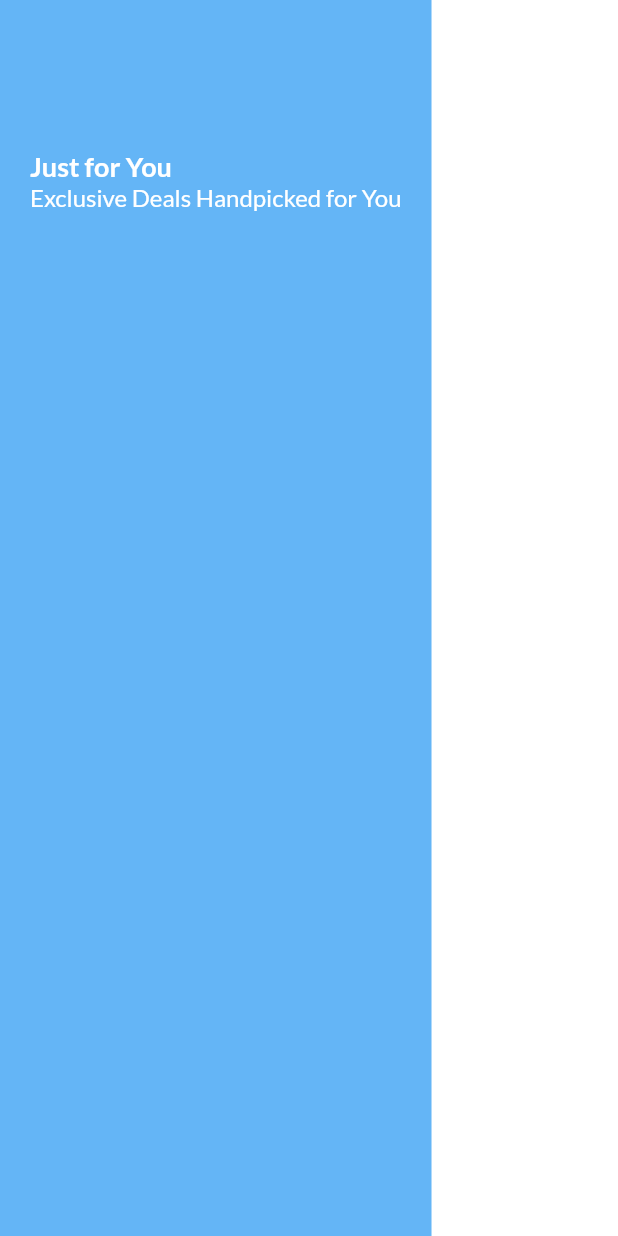
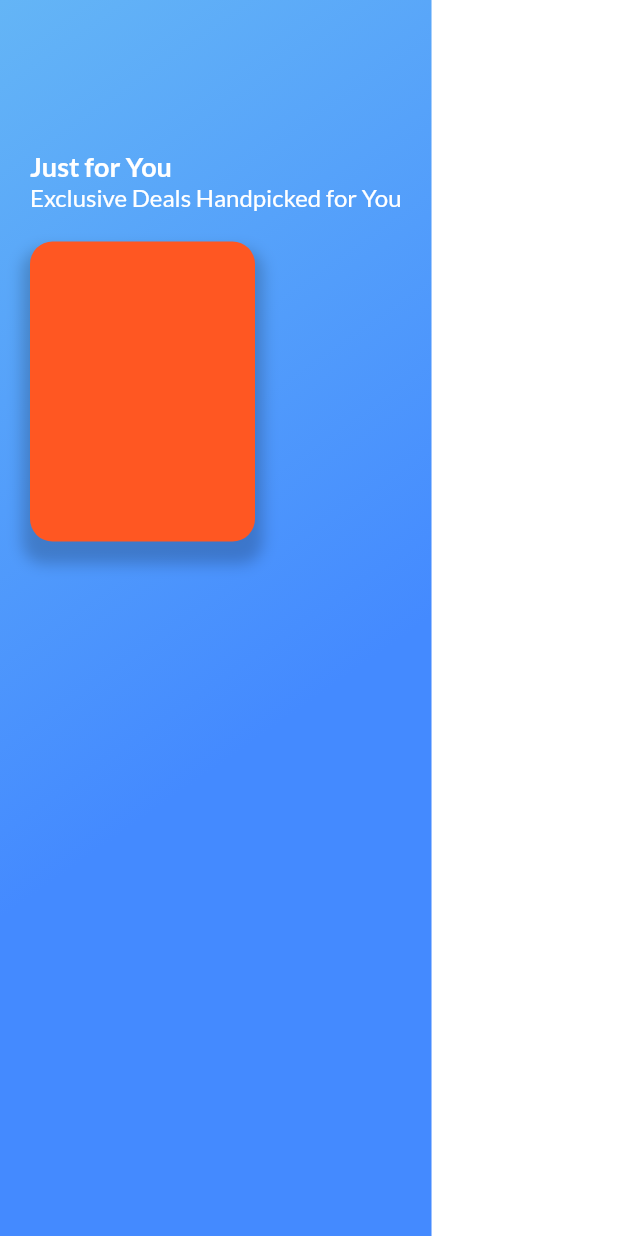
Before and after one commit to Noor-378/noor-shop, a Flutter app: the HeaderWidget widget shown alone on an empty page, opened directly, on a phone screen of 412 x 824 dp. Run offline on Flutter 3.47's test engine with Material 3 defaults, Android fonts, the phone set to English and light mode, and no system bars; our stand-ins replace animate_do, animated_text_kit, curved_navigation_bar, draggable_home, firebase_auth, firebase_core and 9 more; missing offline and left inert: flutter_facebook_auth, glowy_borders, hidable, page_flip; accounts and stored records are empty; network calls fail.

Commit message:
make the loadind better

```diff
--- a/lib/logic/controllers/auth_controller.dart
+++ b/lib/logic/controllers/auth_controller.dart
@@ -233,7 +233,7 @@ class AuthController extends GetxController {
         loginResult.accessToken!.tokenString,
       );
 
-      // ✅ Ask user before continuing
+      // Ask user before continuing
       final confirm = await Get.defaultDialog<bool>(
         title: "Continue as $displayUserName?",
         middleText: "Do you want to sign in with this Facebook account?",
@@ -248,7 +248,6 @@ class AuthController extends GetxController {
       );
 
       if (confirm == true) {
-        // ✅ Proceed with Firebase login
         await auth.signInWithCredential(credential);
         await auth.currentUser!.updateDisplayName(displayUserName);
         await auth.currentUser!.updatePhotoURL(displayUserImage);
--- a/lib/utils/colors.dart
+++ b/lib/utils/colors.dart
@@ -9,4 +9,5 @@ Color lightGrey = const Color(0xFF424242);
 Color whiteColor = Colors.white;
 Color? contentColorDark = Colors.grey[900];
 Color? contentColor = Colors.blueGrey[50];
-Color? headerWidgetColor = Colors.blue.shade300;
+Color headerWidgetColor = Colors.blue.shade300;
+Color SecondHeaderWidgetColor = Colors.blueAccent;
--- a/lib/view/widgets/header_widget.dart
+++ b/lib/view/widgets/header_widget.dart
@@ -8,7 +8,12 @@ class HeaderWidget extends StatelessWidget {
   @override
   Widget build(BuildContext context) {
     return Container(
-      color: headerWidgetColor,
+      decoration: BoxDecoration(
+        gradient: LinearGradient(
+          begin: Alignment.topLeft,
+          colors: [headerWidgetColor, SecondHeaderWidgetColor],
+        ),
+      ),
       child: const Padding(
         padding: EdgeInsets.only(top: 100),
         child: Padding(
@@ -22,6 +27,8 @@ class HeaderWidget extends StatelessWidget {
                 fontSize: 16,
                 fontWeight: FontWeight.normal,
               ),
+              SizedBox(height: 20),
+              JustForYouCard(),
             ],
           ),
         ),
@@ -29,3 +36,27 @@ class HeaderWidget extends StatelessWidget {
     );
   }
 }
+
+class JustForYouCard extends StatelessWidget {
+  const JustForYouCard({super.key});
+
+  @override
+  Widget build(BuildContext context) {
+    return Container(
+      height: 200,
+      width: 150,
+      decoration: BoxDecoration(
+        color: Colors.deepOrange,
+        borderRadius: BorderRadius.circular(15),
+        boxShadow: [
+          BoxShadow(
+            color: Colors.black.withOpacity(.2),
+            offset: const Offset(0, 10),
+            blurRadius: 8,
+            spreadRadius: 5,
+          ),
+        ],
+      ),
+    );
+  }
+}
--- a/lib/view/widgets/main_content.dart
+++ b/lib/view/widgets/main_content.dart
@@ -5,6 +5,7 @@ import 'package:flutter_advanced_drawer/flutter_advanced_drawer.dart';
 import 'package:noor_store/logic/controllers/main_controller.dart';
 import 'package:noor_store/utils/colors.dart';
 import 'package:noor_store/view/widgets/custom_nav_bar.dart';
+import 'package:noor_store/view/widgets/custom_text.dart';
 import 'package:noor_store/view/widgets/header_widget.dart';
 import 'package:noor_store/view/widgets/leading_icon.dart';
 
@@ -24,6 +25,7 @@ class MainContent extends StatelessWidget {
     return Scaffold(
       // body: controller.tabs[controller.currentIndex.value],
       body: DraggableHome(
+        headerExpandedHeight: .45,
         scrollController: scrollController,
         bottomNavigationBar: CustomNavBar(
           scrollController: scrollController,
```
Also changed, not shown: lib/view/screens/auth/login_screen.dart (+45 -73 lines), lib/view/widgets/drawer_content.dart (+12 -1 lines).
